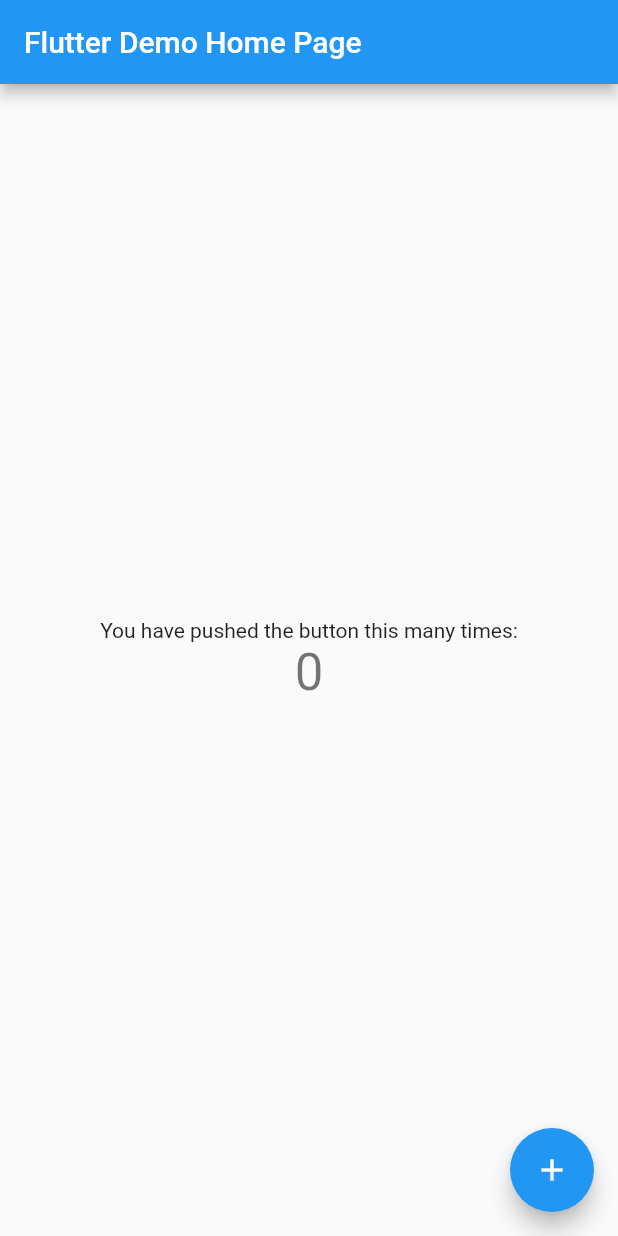
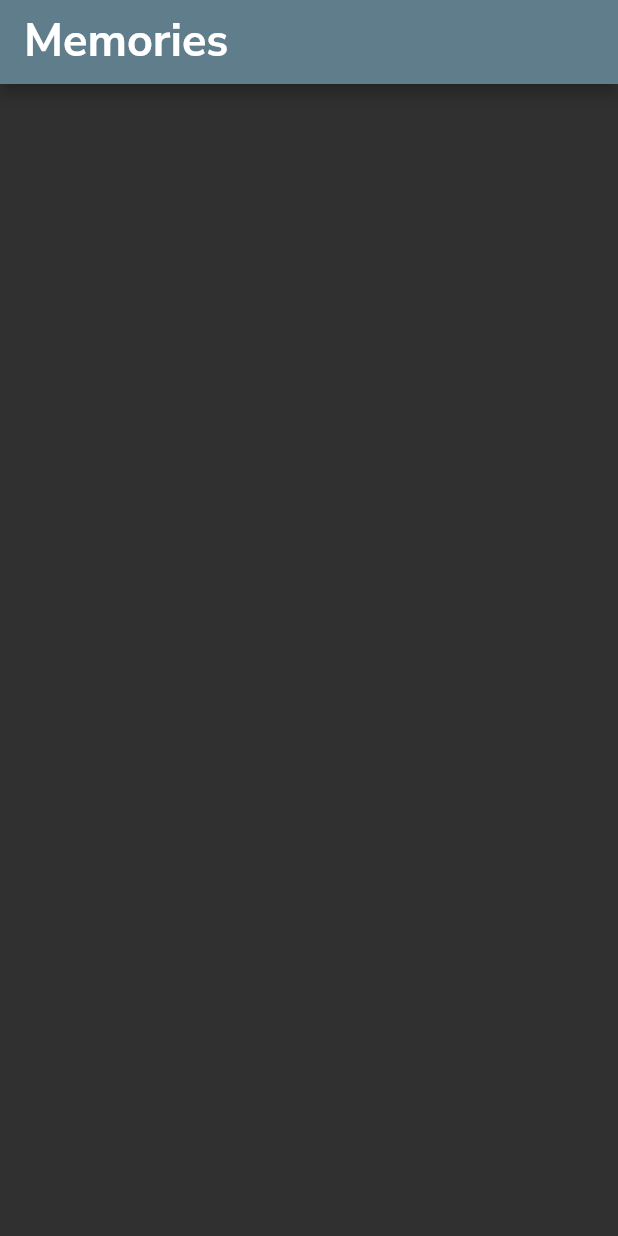
Before and after one commit to osobotu/memories, a Flutter app: the screen it shows after launch, on a phone screen of 412 x 824 dp. Run offline on Flutter 3.47's test engine with Material 2 defaults, Android fonts, the phone set to English and light mode, and no system bars; our stand-ins replace google_fonts.

Commit message:
restarted memories app

```diff
--- a/lib/main.dart
+++ b/lib/main.dart
@@ -1,113 +1,23 @@
 import 'package:flutter/material.dart';
+import 'package:memories/memories_theme.dart';
+
+import 'pages/home.dart';
 
 void main() {
-  runApp(MyApp());
+  runApp(const MemoriesApp());
 }
 
-class MyApp extends StatelessWidget {
+class MemoriesApp extends StatelessWidget {
+  const MemoriesApp({Key? key}) : super(key: key);
   // This widget is the root of your application.
   @override
   Widget build(BuildContext context) {
+    final theme = MemoriesTheme.dark();
     return MaterialApp(
-      title: 'Flutter Demo',
-      theme: ThemeData(
-        // This is the theme of your application.
-        //
-        // Try running your application with "flutter run". You'll see the
-        // application has a blue toolbar. Then, without quitting the app, try
-        // changing the primarySwatch below to Colors.green and then invoke
-        // "hot reload" (press "r" in the console where you ran "flutter run",
-        // or simply save your changes to "hot reload" in a Flutter IDE).
-        // Notice that the counter didn't reset back to zero; the application
-        // is not restarted.
-        primarySwatch: Colors.blue,
-      ),
-      home: MyHomePage(title: 'Flutter Demo Home Page'),
+      debugShowCheckedModeBanner: false,
+      title: 'Memories App',
+      theme: theme,
+      home: Home(),
     );
   }
 }
-
-class MyHomePage extends StatefulWidget {
-  MyHomePage({Key? key, required this.title}) : super(key: key);
-
-  // This widget is the home page of your application. It is stateful, meaning
-  // that it has a State object (defined below) that contains fields that affect
-  // how it looks.
-
-  // This class is the configuration for the state. It holds the values (in this
-  // case the title) provided by the parent (in this case the App widget) and
-  // used by the build method of the State. Fields in a Widget subclass are
-  // always marked "final".
-
-  final String title;
-
-  @override
-  _MyHomePageState createState() => _MyHomePageState();
-}
-
-class _MyHomePageState extends State<MyHomePage> {
-  int _counter = 0;
-
-  void _incrementCounter() {
-    setState(() {
-      // This call to setState tells the Flutter framework that something has
-      // changed in this State, which causes it to rerun the build method below
-      // so that the display can reflect the updated values. If we changed
-      // _counter without calling setState(), then the build method would not be
-      // called again, and so nothing would appear to happen.
-      _counter++;
-    });
-  }
-
-  @override
-  Widget build(BuildContext context) {
-    // This method is rerun every time setState is called, for instance as done
-    // by the _incrementCounter method above.
-    //
-    // The Flutter framework has been optimized to make rerunning build methods
-    // fast, so that you can just rebuild anything that needs updating rather
-    // than having to individually change instances of widgets.
-    return Scaffold(
-      appBar: AppBar(
-        // Here we take the value from the MyHomePage object that was created by
-        // the App.build method, and use it to set our appbar title.
-        title: Text(widget.title),
-      ),
-      body: Center(
-        // Center is a layout widget. It takes a single child and positions it
-        // in the middle of the parent.
-        child: Column(
-          // Column is also a layout widget. It takes a list of children and
-          // arranges them vertically. By default, it sizes itself to fit its
-          // children horizontally, and tries to be as tall as its parent.
-          //
-          // Invoke "debug painting" (press "p" in the console, choose the
-          // "Toggle Debug Paint" action from the Flutter Inspector in Android
-          // Studio, or the "Toggle Debug Paint" command in Visual Studio Code)
-          // to see the wireframe for each widget.
-          //
-          // Column has various properties to control how it sizes itself and
-          // how it positions its children. Here we use mainAxisAlignment to
-          // center the children vertically; the main axis here is the vertical
-          // axis because Columns are vertical (the cross axis would be
-          // horizontal).
-          mainAxisAlignment: MainAxisAlignment.center,
-          children: <Widget>[
-            Text(
-              'You have pushed the button this many times:',
-            ),
-            Text(
-              '$_counter',
-              style: Theme.of(context).textTheme.headline4,
-            ),
-          ],
-        ),
-      ),
-      floatingActionButton: FloatingActionButton(
-        onPressed: _incrementCounter,
-        tooltip: 'Increment',
-        child: Icon(Icons.add),
-      ), // This trailing comma makes auto-formatting nicer for build methods.
-    );
-  }
-}
--- /dev/null
+++ b/lib/memories_theme.dart
@@ -0,0 +1,74 @@
+import 'package:flutter/material.dart';
+import 'package:google_fonts/google_fonts.dart';
+
+class MemoriesTheme {
+  static const kLightThemeTextColor = Colors.black;
+  static const kDarkThemeTextColor = Colors.white;
+
+  static TextTheme lightTextTheme = TextTheme(
+    bodyText1: GoogleFonts.nunitoSans(
+      fontSize: 16.0,
+      fontWeight: FontWeight.w500,
+      color: kLightThemeTextColor,
+    ),
+    headline1: GoogleFonts.nunitoSans(
+      fontSize: 24.0,
+      fontWeight: FontWeight.bold,
+      color: kLightThemeTextColor,
+    ),
+    headline2: GoogleFonts.nunitoSans(
+      fontSize: 12.0,
+      fontWeight: FontWeight.w200,
+      color: kLightThemeTextColor,
+    ),
+    headline3: GoogleFonts.nunitoSans(
+      fontSize: 8.0,
+      fontWeight: FontWeight.w500,
+      color: kLightThemeTextColor,
+    ),
+  );
+
+  static TextTheme darkTextTheme = TextTheme(
+    bodyText1: GoogleFonts.nunitoSans(
+      fontSize: 16.0,
+      fontWeight: FontWeight.w500,
+      color: kDarkThemeTextColor,
+    ),
+    headline1: GoogleFonts.nunitoSans(
+      fontSize: 30.0,
+      fontWeight: FontWeight.bold,
+      color: kDarkThemeTextColor,
+    ),
+    headline2: GoogleFonts.nunitoSans(
+      fontSize: 12.0,
+      fontWeight: FontWeight.w200,
+      color: kDarkThemeTextColor,
+    ),
+    headline3: GoogleFonts.nunitoSans(
+      fontSize: 8.0,
+      fontWeight: FontWeight.w500,
+      color: kDarkThemeTextColor,
+    ),
+  );
+
+  static ThemeData light() {
+    return ThemeData(
+      brightness: Brightness.light,
+      primaryColor: Colors.white,
+      accentColor: Colors.black,
+      textTheme: lightTextTheme,
+      textSelectionTheme: TextSelectionThemeData(
+        selectionColor: Colors.pink,
+      ),
+    );
+  }
+
+  static ThemeData dark() {
+    return ThemeData(
+      brightness: Brightness.dark,
+      primaryColor: Colors.blueGrey,
+      accentColor: Colors.pink[500],
+      textTheme: darkTextTheme,
+    );
+  }
+}
--- /dev/null
+++ b/lib/pages/home.dart
@@ -0,0 +1,26 @@
+import 'package:flutter/material.dart';
+
+class Home extends StatefulWidget {
+  const Home({Key? key}) : super(key: key);
+
+  @override
+  _HomeState createState() => _HomeState();
+}
+
+class _HomeState extends State<Home> {
+  @override
+  Widget build(BuildContext context) {
+    return Scaffold(
+      appBar: AppBar(
+        title: Text(
+          'Memories',
+          style: Theme.of(context).textTheme.headline1,
+        ),
+      ),
+    );
+  }
+}
+
+screenWidth({required BuildContext context, double percent = 1.0}) {
+  return MediaQuery.of(context).size.width * percent;
+}
--- a/pubspec.yaml
+++ b/pubspec.yaml
@@ -28,6 +28,7 @@
   # The following adds the Cupertino Icons font to your application.
   # Use with the CupertinoIcons class for iOS style icons.
   cupertino_icons: ^1.0.2
+  google_fonts: ^2.1.0
 
 dev_dependencies:
   flutter_test:
@@ -45,8 +46,8 @@
   uses-material-design: true
 
   # To add assets to your application, add an assets section, like this:
-  # assets:
-  #   - images/a_dot_burr.jpeg
+  assets:
+    - assets/images/
   #   - images/a_dot_ham.jpeg
 
   # An image asset can refer to one or more resolution-specific "variants", see
```
Also changed, not shown: lib/models/memory.dart (added, +11 -0 lines), lib/utlis/spacer.dart (added, +31 -0 lines), lib/widgets/memory_tile.dart (added, +54 -0 lines), assets/images/image1.png (added), assets/images/image2.jpg (added), pubspec.lock.
